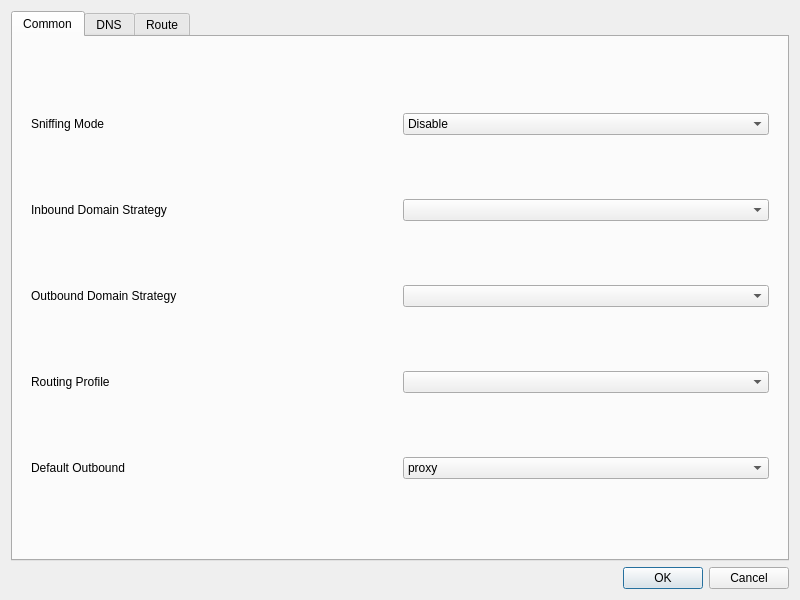
Old version of the form ui/dialog_manage_routes.ui in the repository shengmo0210/nekoray.
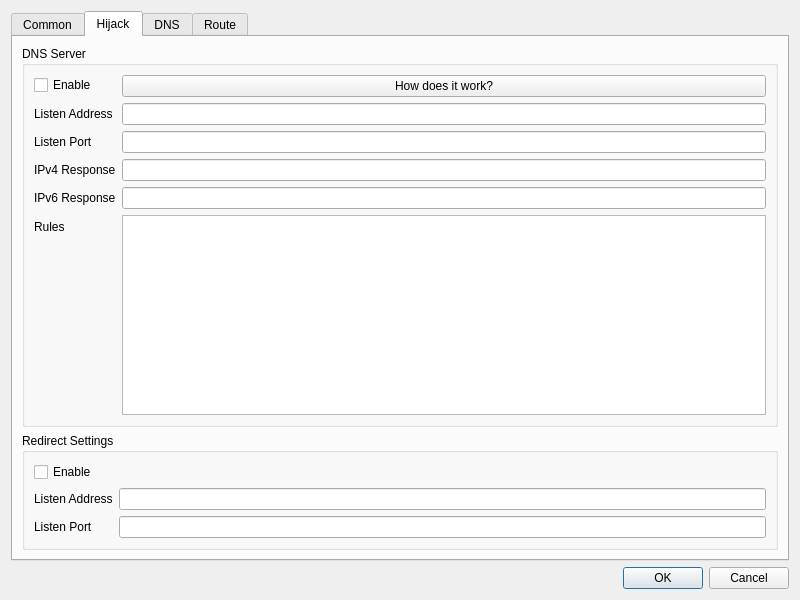
New version of the form. The open tabs and pages were chosen to show the change.

Commit message: feat: Add dns hijack feature

```diff
--- a/ui/dialog_manage_routes.ui
+++ b/ui/dialog_manage_routes.ui
@@ -132,6 +132,122 @@
        </item>
       </layout>
      </widget>
+     <widget class="QWidget" name="tab_4">
+      <attribute name="title">
+       <string>Hijack</string>
+      </attribute>
+      <layout class="QVBoxLayout" name="verticalLayout_7">
+       <item>
+        <widget class="QGroupBox" name="groupBox">
+         <property name="title">
+          <string>DNS Server</string>
+         </property>
+         <layout class="QFormLayout" name="formLayout">
+          <item row="0" column="0">
+           <widget class="QCheckBox" name="dnshijack_enable">
+            <property name="text">
+             <string>Enable</string>
+            </property>
+           </widget>
+          </item>
+          <item row="0" column="1">
+           <widget class="QPushButton" name="dnshijack_what">
+            <property name="text">
+             <string>How does it work?</string>
+            </property>
+           </widget>
+          </item>
+          <item row="1" column="0">
+           <widget class="QLabel" name="dnshijack_listenaddr_l">
+            <property name="text">
+             <string>Listen Address</string>
+            </property>
+           </widget>
+          </item>
+          <item row="1" column="1">
+           <widget class="QLineEdit" name="dnshijack_listenaddr"/>
+          </item>
+          <item row="2" column="0">
+           <widget class="QLabel" name="dnshijack_listenport_l">
+            <property name="text">
+             <string>Listen Port</string>
+            </property>
+           </widget>
+          </item>
+          <item row="2" column="1">
+           <widget class="QLineEdit" name="dnshijack_listenport"/>
+          </item>
+          <item row="5" column="0">
+           <widget class="QLabel" name="dnshijack_rules_l">
+            <property name="text">
+             <string>Rules</string>
+            </property>
+           </widget>
+          </item>
+          <item row="5" column="1">
+           <widget class="QTextEdit" name="dnshijack_rules"/>
+          </item>
+          <item row="3" column="1">
+           <widget class="QLineEdit" name="dnshijack_v4resp"/>
+          </item>
+          <item row="3" column="0">
+           <widget class="QLabel" name="dnshijack_v4resp_l">
+            <property name="text">
+             <string>IPv4 Response</string>
+            </property>
+           </widget>
+          </item>
+          <item row="4" column="1">
+           <widget class="QLineEdit" name="dnshijack_v6resp"/>
+          </item>
+          <item row="4" column="0">
+           <widget class="QLabel" name="dnshijack_v6resp_l">
+            <property name="text">
+             <string>IPv6 Response</string>
+            </property>
+           </widget>
+          </item>
+         </layout>
+        </widget>
+       </item>
+       <item>
+        <widget class="QGroupBox" name="groupBox_3">
+         <property name="title">
+          <string>Redirect Settings</string>
+         </property>
+         <layout class="QFormLayout" name="formLayout_2">
+          <item row="2" column="1">
+           <widget class="QLineEdit" name="redirect_listenport"/>
+          </item>
+          <item row="2" column="0">
+           <widget class="QLabel" name="redirect_listenport_l">
+            <property name="text">
+             <string>Listen Port</string>
+            </property>
+           </widget>
+          </item>
+          <item row="0" column="0">
+           <widget class="QCheckBox" name="redirect_enable">
+            <property name="text">
+             <string>Enable</string>
+            </property>
+           </widget>
+          </item>
+          <item row="1" column="1">
+           <widget class="QLineEdit" name="redirect_listenaddr"/>
+          </item>
+          <item row="1" column="0">
+           <widget class="QLabel" name="redirect_listenaddr_l">
+            <property name="text">
+             <string>Listen Address</string>
+            </property>
+           </widget>
+          </item>
+         </layout>
+        </widget>
+       </item>
+      </layout>
+     </widget>
      <widget class="QWidget" name="tab_3">
       <attribute name="title">
        <string>DNS</string>
```
The commit also changes 7 other files.
